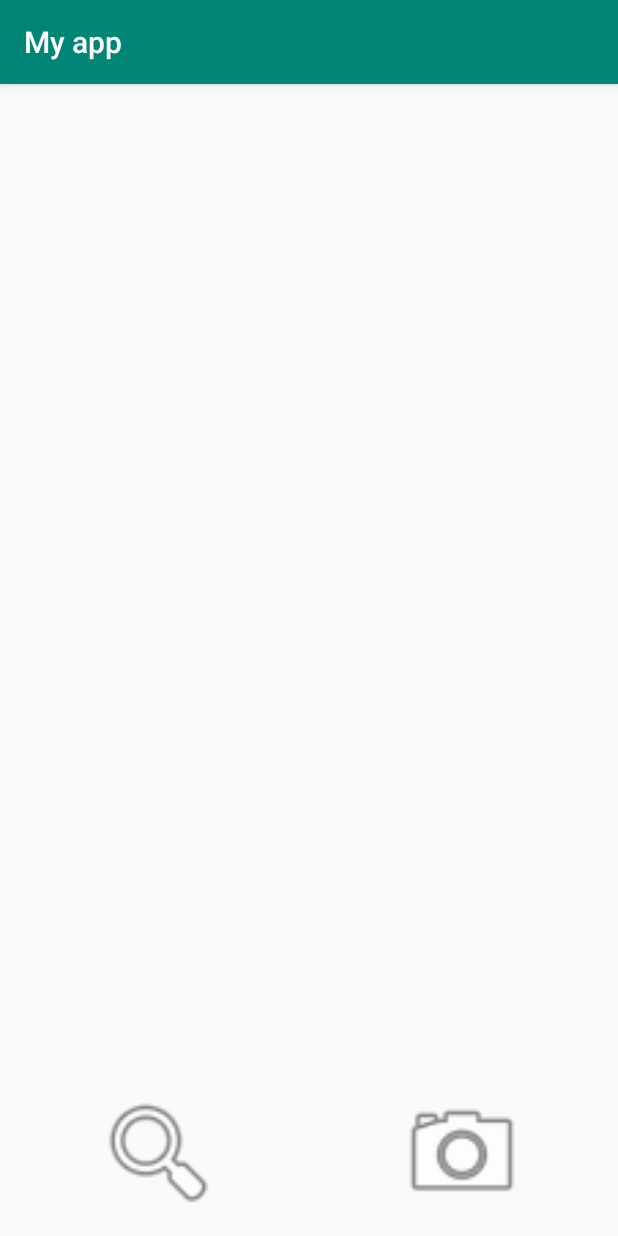
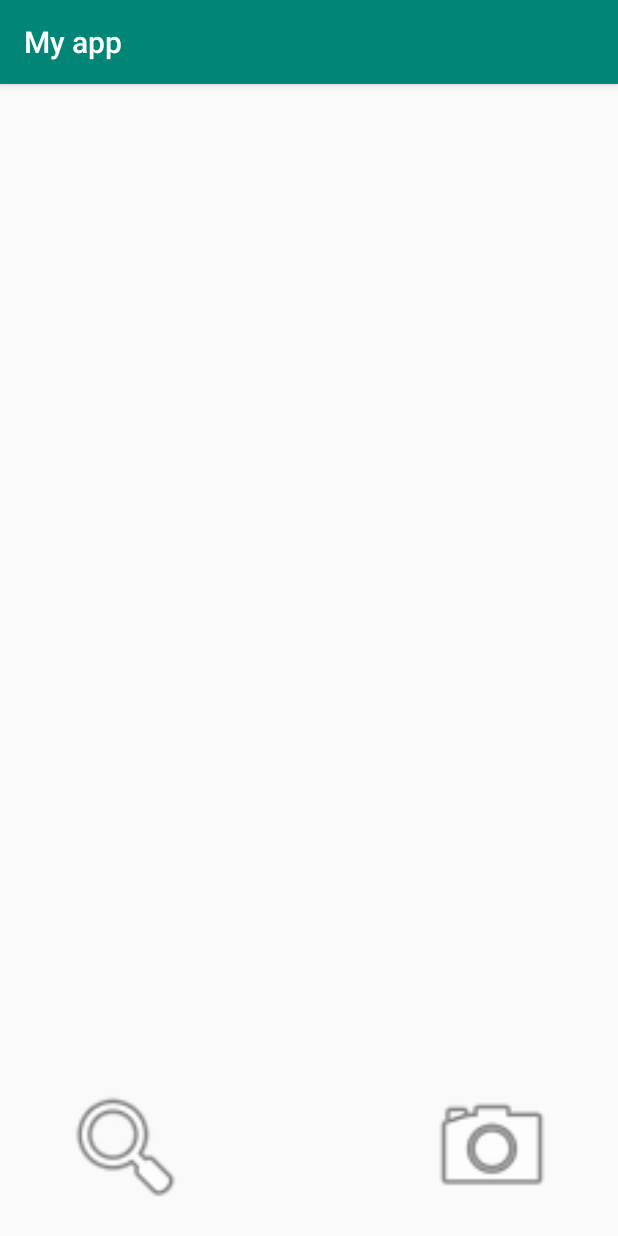
Before and after one commit to bellineq/myapp, an Android app: the screen it shows after launch (MainActivity), on a phone screen of 412 x 824 dp. Run offline under Robolectric (Android 15) with nearby library versions, the phone set to English and light mode, and no system bars.

Commit message:
modify UI

```diff
--- a/app/src/main/res/layout/activity_main.xml
+++ b/app/src/main/res/layout/activity_main.xml
@@ -11,27 +11,26 @@
         android:id="@+id/button"
         android:layout_width="wrap_content"
         android:layout_height="87dp"
-        android:layout_marginEnd="60dp"
-        android:layout_marginRight="60dp"
+        android:layout_marginEnd="40dp"
+        android:layout_marginRight="40dp"
         android:background="@android:drawable/ic_menu_camera"
         app:layout_constraintBottom_toBottomOf="@+id/btn_search"
         app:layout_constraintEnd_toEndOf="parent"
         app:layout_constraintTop_toTopOf="@+id/btn_search"
-        app:layout_constraintVertical_bias="0.0" />
+        app:layout_constraintVertical_bias="1.0" />
 
     <Button
-
         android:id="@+id/btn_search"
         android:layout_width="87dp"
         android:layout_height="87dp"
-        android:layout_marginStart="50dp"
-        android:layout_marginLeft="50dp"
-        android:layout_marginBottom="12dp"
+        android:layout_marginStart="40dp"
+        android:layout_marginLeft="40dp"
+        android:layout_marginBottom="16dp"
         android:background="@android:drawable/ic_menu_search"
         android:onClick="searchFromMain"
         app:layout_constraintBottom_toBottomOf="parent"
         app:layout_constraintEnd_toStartOf="@+id/button"
-        app:layout_constraintHorizontal_bias="0.095"
+        app:layout_constraintHorizontal_bias="0.0"
         app:layout_constraintStart_toStartOf="parent" />
 
 </android.support.constraint.ConstraintLayout>
--- a/app/src/main/res/layout/content_search.xml
+++ b/app/src/main/res/layout/content_search.xml
@@ -17,8 +17,7 @@
             android:id="@+id/search_result_img"
             android:layout_width="match_parent"
             android:layout_height="wrap_content"
-            android:gravity="center" >
-
+            android:gravity="center">
         </WebView>
 
         <WebView
```
Also changed, not shown: app/src/main/java/com/example/myapp/Search.java (+7 -11 lines), app/src/main/res/drawable/ic_headset.xml (added, +9 -0 lines), app/src/main/res/layout/activity_search.xml (+50 -28 lines).
